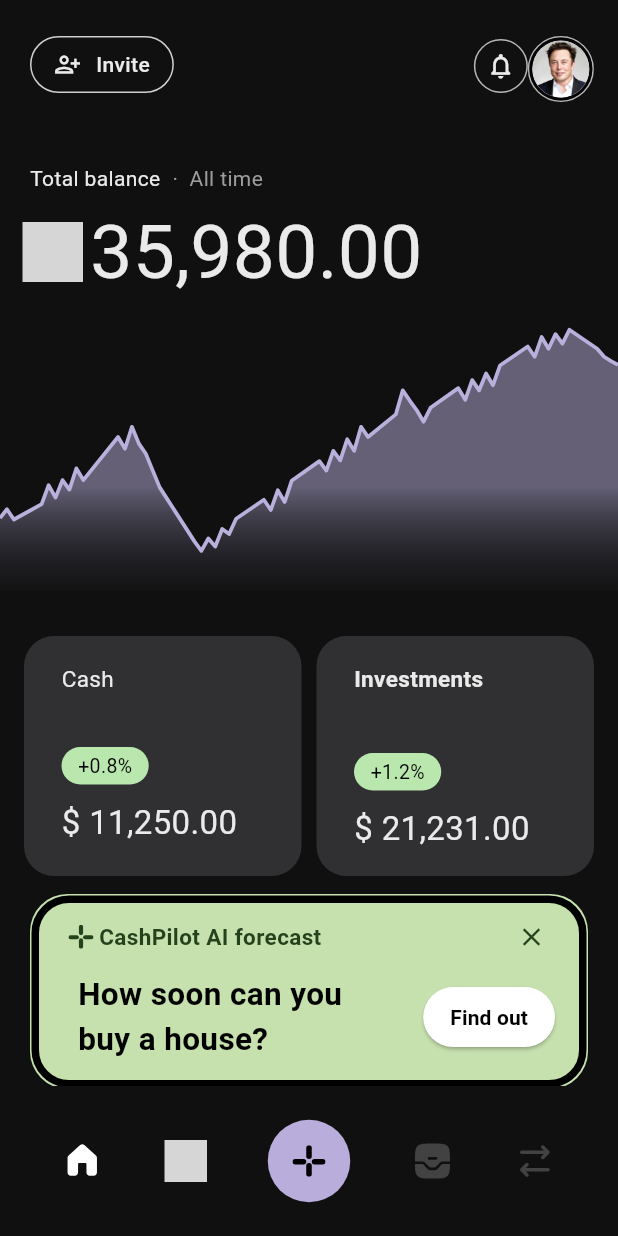
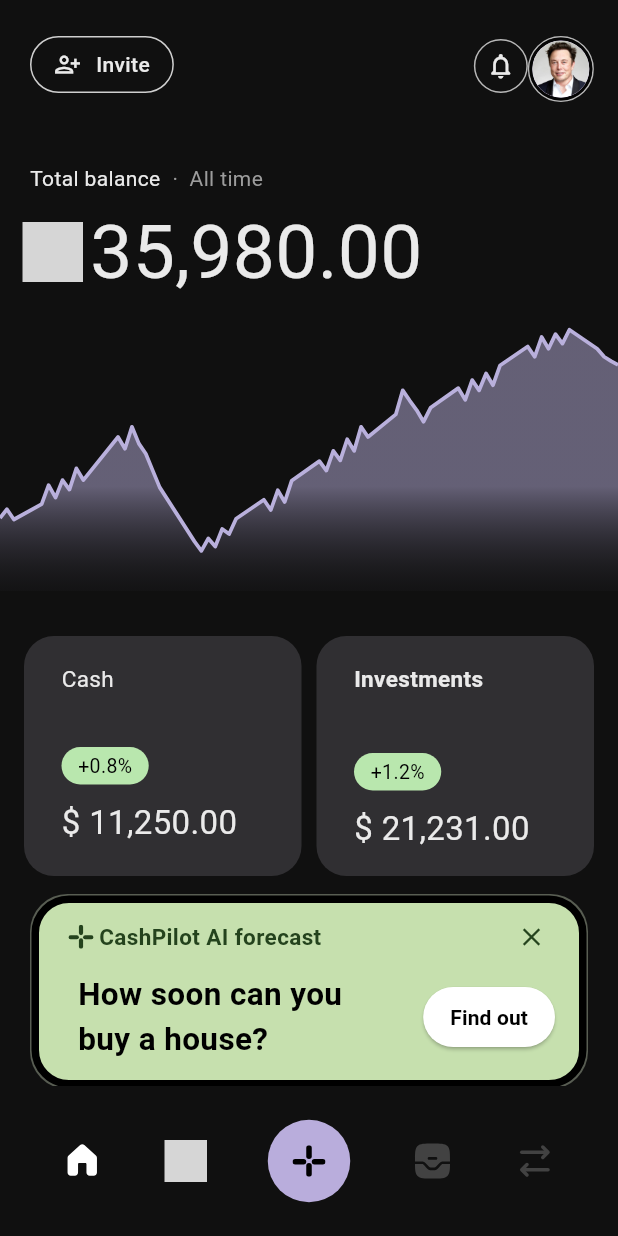
Before and after one commit to rhitverse/fintech-Project, a Flutter app: the screen it shows after launch, on a phone screen of 412 x 824 dp. Run offline on Flutter 3.47's test engine with Material 3 defaults, Android fonts, the light colour scheme and no system bars; drawn by our look-alikes of fl_chart; our stand-ins replace flutter_svg; Roboto replaces fonts that are missing (bold, medium, regular); grey boxes are pictures that could not be loaded.

Commit message:
Third COmmit

```diff
--- a/lib/pages/home_page.dart
+++ b/lib/pages/home_page.dart
@@ -412,7 +412,7 @@ class HomeScreen extends StatelessWidget {
                     height: 130,
                     padding: const EdgeInsets.all(1),
                     decoration: BoxDecoration(
-                      color: Color(0xFFc6e0ae),
+                      color: Color(0xffddedce).withValues(alpha: 0.35),
                       borderRadius: BorderRadius.circular(25),
                     ),
                     child: Container(
```
